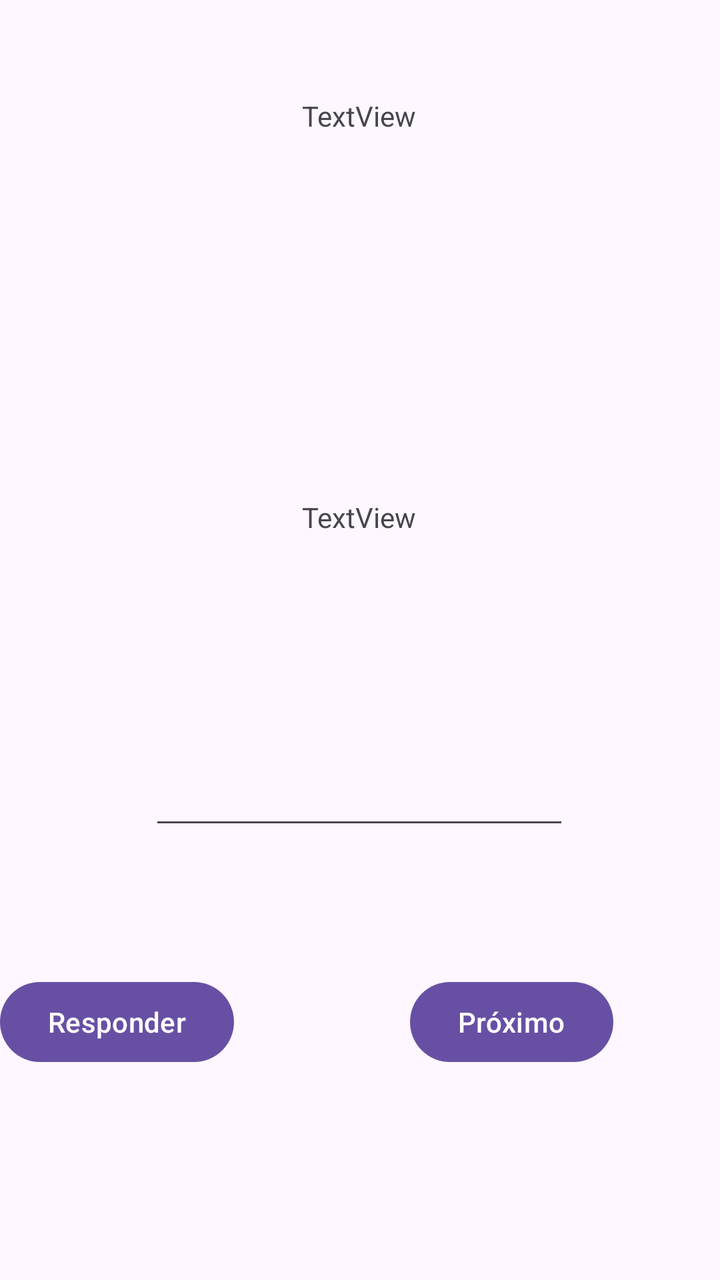
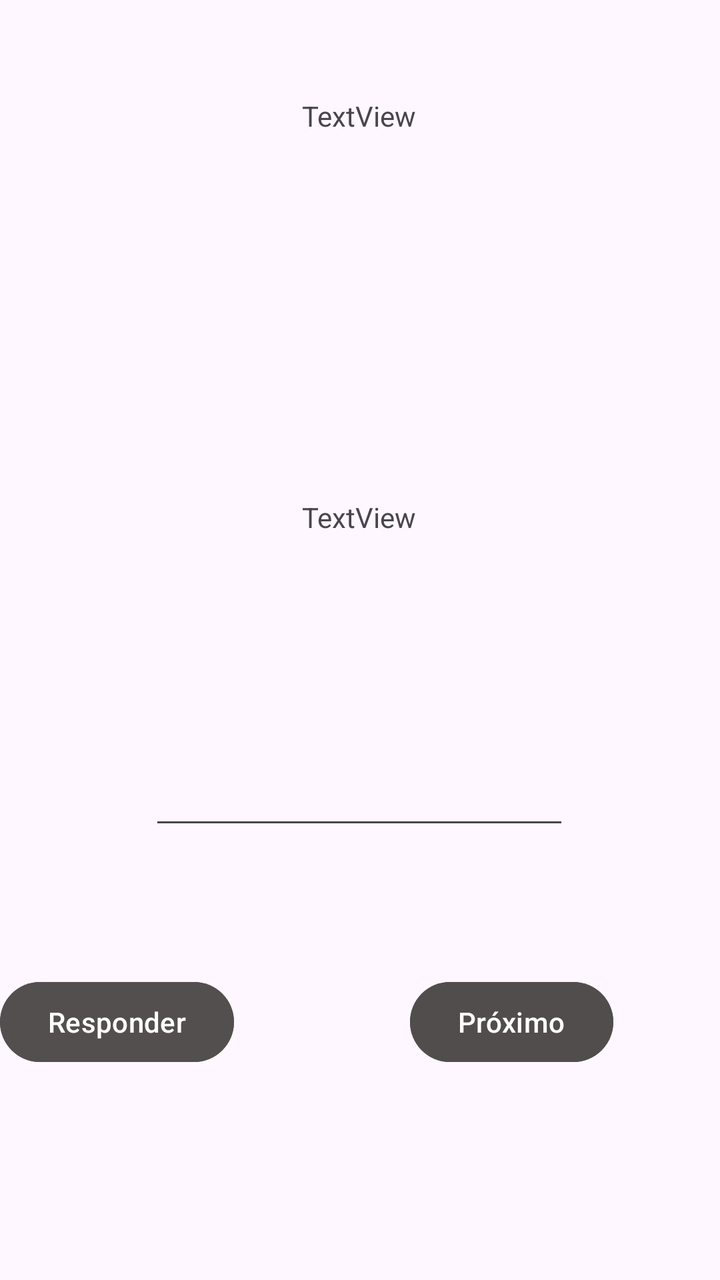

An Android layout rendered at two revisions. The XML below is the earlier revision; the diff shows what the commit changed to produce the second picture.
<!-- AndroidManifest.xml: application theme Theme.MathGame -->
<!-- res/layout/activity_game.xml -->
<?xml version="1.0" encoding="utf-8"?>
<androidx.constraintlayout.widget.ConstraintLayout xmlns:android="http://schemas.android.com/apk/res/android"
    xmlns:app="http://schemas.android.com/apk/res-auto"
    xmlns:tools="http://schemas.android.com/tools"
    android:id="@+id/main"
    android:layout_width="match_parent"
    android:layout_height="match_parent"
    tools:context=".game">

    <TextView
        android:id="@+id/textViewMathExp"
        android:layout_width="wrap_content"
        android:layout_height="wrap_content"
        android:text="TextView"
        app:layout_constraintBottom_toBottomOf="parent"
        app:layout_constraintEnd_toEndOf="parent"
        app:layout_constraintHorizontal_bias="0.498"
        app:layout_constraintStart_toStartOf="parent"
        app:layout_constraintTop_toBottomOf="@+id/textViewPoints"
        app:layout_constraintVertical_bias="0.328" />

    <Button
        android:id="@+id/buttonNext"
        android:layout_width="wrap_content"
        android:layout_height="wrap_content"
        android:text="Próximo"
        app:layout_constraintBottom_toBottomOf="parent"
        app:layout_constraintEnd_toEndOf="parent"
        app:layout_constraintHorizontal_bias="0.794"
        app:layout_constraintStart_toStartOf="parent"
        app:layout_constraintTop_toBottomOf="@+id/editTextAnswer"
        app:layout_constraintVertical_bias="0.391" />

    <TextView
        android:id="@+id/textViewPoints"
        android:layout_width="wrap_content"
        android:layout_height="wrap_content"
        android:text="TextView"
        app:layout_constraintBottom_toBottomOf="parent"
        app:layout_constraintEnd_toEndOf="parent"
        app:layout_constraintHorizontal_bias="0.498"
        app:layout_constraintStart_toStartOf="parent"
        app:layout_constraintTop_toTopOf="parent"
        app:layout_constraintVertical_bias="0.078" />

    <Button
        android:id="@+id/buttonCheck"
        android:layout_width="wrap_content"
        android:layout_height="wrap_content"
        android:layout_marginEnd="88dp"
        android:text="Responder"
        app:layout_constraintBottom_toBottomOf="parent"
        app:layout_constraintEnd_toStartOf="@+id/buttonNext"
        app:layout_constraintHorizontal_bias="1.0"
        app:layout_constraintStart_toStartOf="parent"
        app:layout_constraintTop_toBottomOf="@+id/editTextAnswer"
        app:layout_constraintVertical_bias="0.391" />

    <EditText
        android:id="@+id/editTextAnswer"
        android:layout_width="wrap_content"
        android:layout_height="wrap_content"
        android:ems="10"
        android:inputType="number"
        app:layout_constraintBottom_toBottomOf="parent"
        app:layout_constraintEnd_toEndOf="@+id/textViewMathExp"
        app:layout_constraintStart_toStartOf="@+id/textViewMathExp"
        app:layout_constraintTop_toBottomOf="@+id/textViewMathExp"
        app:layout_constraintVertical_bias="0.334" />
</androidx.constraintlayout.widget.ConstraintLayout>
<!-- resources referenced by this layout -->
<resources>
  <style name="Theme.MathGame" parent="Base.Theme.MathGame" />
  <style name="Base.Theme.MathGame" parent="Theme.Material3.DayNight.NoActionBar">
          
          
      </style>
</resources>

<!-- the commit's change to res/layout/activity_game.xml (unified diff, before → after) -->
@@ -23,6 +23,7 @@
         android:id="@+id/buttonNext"
         android:layout_width="wrap_content"
         android:layout_height="wrap_content"
+        android:backgroundTint="#524D4D"
         android:text="Próximo"
         app:layout_constraintBottom_toBottomOf="parent"
         app:layout_constraintEnd_toEndOf="parent"
@@ -48,6 +49,7 @@
         android:layout_width="wrap_content"
         android:layout_height="wrap_content"
         android:layout_marginEnd="88dp"
+        android:backgroundTint="#544F4F"
         android:text="Responder"
         app:layout_constraintBottom_toBottomOf="parent"
         app:layout_constraintEnd_toStartOf="@+id/buttonNext"
